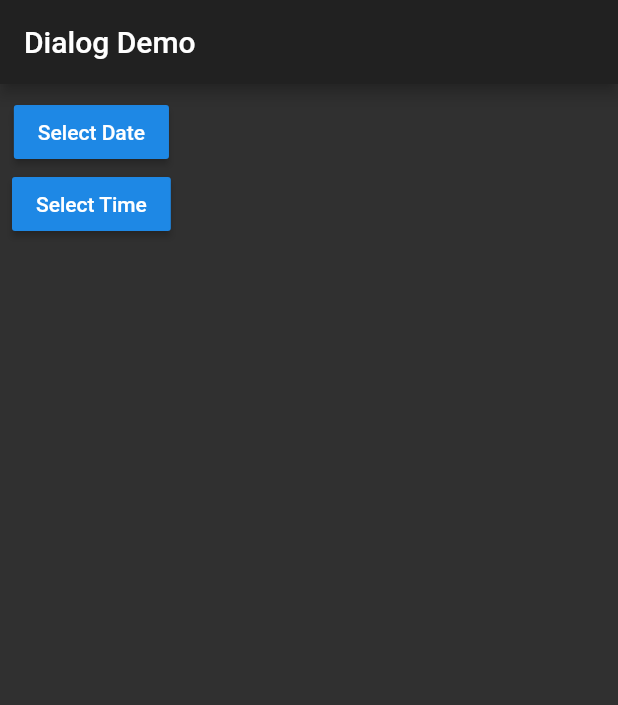
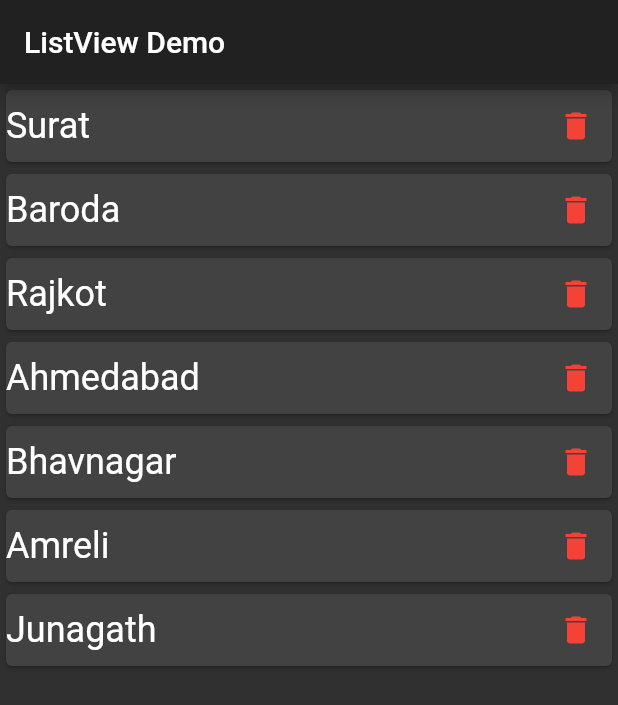
Before and after one commit to sanjayvramani/flutter_widget_demo, a Flutter app: the screen it shows after launch, on a phone screen of 412 x 824 dp. Shown: the top 705 px of the screen. Run offline on Flutter 3.47's test engine with Material 2 defaults, Android fonts, the phone set to English and light mode, and no system bars.

Commit message:
ListView,SingleChiledScrollView,AlertDialog on 2020-09-04

```diff
--- /dev/null
+++ b/lib/CommonWidgets/CommonWidgets.dart
@@ -0,0 +1,8 @@
+import 'package:flutter/material.dart';
+
+AppBar getAppBar(String title)
+{
+  return AppBar(
+    title: Text(title),
+  );
+}
--- a/lib/DialogDemo.dart
+++ b/lib/DialogDemo.dart
@@ -1,4 +1,5 @@
 import 'package:flutter/material.dart';
+import 'package:flutter_widget_demo/CommonWidgets/CommonWidgets.dart';
 class DialogDemo extends StatefulWidget {
   @override
   _DialogDemoState createState() => _DialogDemoState();
@@ -31,9 +32,7 @@ class _DialogDemoState extends State<DialogDemo> {
   @override
   Widget build(BuildContext context) {
     return Scaffold(
-      appBar: AppBar(
-        title: Text("Dialog Demo"),
-      ),
+      appBar: getAppBar("Dialog Demo"),
       body: Container(
         padding: const EdgeInsets.all(8.0),
         child: Column(
--- a/lib/FormDemo.dart
+++ b/lib/FormDemo.dart
@@ -1,5 +1,6 @@
 import 'package:flutter/cupertino.dart';
 import 'package:flutter/material.dart';
+import 'package:flutter_widget_demo/CommonWidgets/CommonWidgets.dart';
 
 class FormDemo extends StatefulWidget {
   @override
@@ -24,9 +25,7 @@ class _FormDemoState extends State<FormDemo> {
 
 
     return Scaffold(
-      appBar: AppBar(
-        title: Text("Form Demo"),
-      ),
+      appBar: getAppBar("Form Demo"),
       body: Form(
           key: _formState,
           child: Container(
--- /dev/null
+++ b/lib/ListViewDemo.dart
@@ -0,0 +1,103 @@
+import 'package:flutter/material.dart';
+import 'package:flutter/rendering.dart';
+import './CommonWidgets/CommonWidgets.dart';
+
+class ListViewDemo extends StatefulWidget {
+  @override
+  _ListViewDemoState createState() => _ListViewDemoState();
+}
+
+class _ListViewDemoState extends State<ListViewDemo> {
+
+  var lstCity =[
+    "Surat","Baroda","Rajkot","Ahmedabad","Bhavnagar","Amreli","Junagath",
+  ];
+
+  @override
+  Widget build(BuildContext context) {
+    return Scaffold(
+      appBar: getAppBar("ListView Demo"),
+     /* body: SingleChildScrollView(
+        child: Column(
+          children: _getList(),
+        ),
+      ),*/
+
+     body: Container(
+       /*child: ListView(
+         //physics: NeverScrollableScrollPhysics(),
+         physics: BouncingScrollPhysics(),
+         children: _getList(),
+       ),*/
+
+       child: ListView.builder(
+         itemCount: lstCity.length,
+         itemBuilder: (context,index){
+           return Card(
+             child: Container(
+
+               child: Row(
+                 mainAxisAlignment: MainAxisAlignment.spaceBetween,
+                 children: [
+                   Text(lstCity[index],style: TextStyle(fontSize: 24.0),),
+                   IconButton(icon: Icon(Icons.delete,color: Colors.red,),
+                       onPressed: (){
+                         removeCity(index);
+                       })
+                 ]
+               ),
+
+             ),
+           );
+         },
+       ),
+     ),
+
+    );
+  }
+
+  removeCity(int index)
+  {
+    showDialog(context: context,
+    barrierDismissible: false,
+    child: AlertDialog(
+      title: Text("Confirm Delete"),
+      content: Text("Are you sure to delete?"),
+      actions: [
+        FlatButton(onPressed: (){
+          Navigator.pop(context);
+          lstCity.removeAt(index);
+          setState(() {});
+        }, child: Text("Yes")),
+        FlatButton(onPressed: (){
+          Navigator.pop(context);
+        }, child: Text("No"))
+      ],
+    ));
+
+   /* lstCity.removeAt(index);
+    setState(() {
+
+    });*/
+  }
+
+  List<Widget> _getList()
+  {
+    List<Widget> lstWidget = List<Widget>();
+
+    for(int i = 0;i<30;i++)
+      {
+        lstWidget.add(
+          TextField(
+            decoration: InputDecoration(
+              hintText: "Hint $i"
+            ),
+          )
+        );
+      }
+
+    return lstWidget;
+  }
+
+
+}
--- a/lib/main.dart
+++ b/lib/main.dart
@@ -1,6 +1,7 @@
 import 'package:flutter/material.dart';
 import 'package:flutter_widget_demo/DialogDemo.dart';
 import 'package:flutter_widget_demo/FormDemo.dart';
+import 'package:flutter_widget_demo/ListViewDemo.dart';
 void main()
 {
   runApp(MyApp());
@@ -10,13 +11,12 @@ class MyApp extends StatelessWidget {
   @override
   Widget build(BuildContext context) {
     return MaterialApp(
-
       theme: ThemeData(
-        primarySwatch: Colors.blue,
+       // primarySwatch: Colors.blue,
             brightness: Brightness.dark
       ),
       debugShowCheckedModeBanner: false,
-      home: DialogDemo(),
+      home: ListViewDemo(),
     );
   }
 }
```
